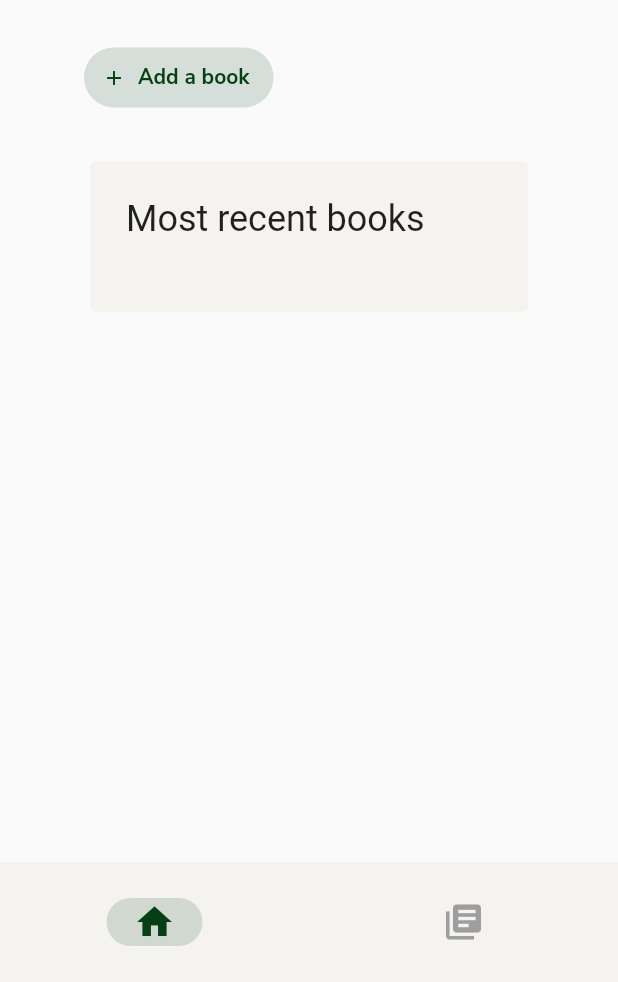
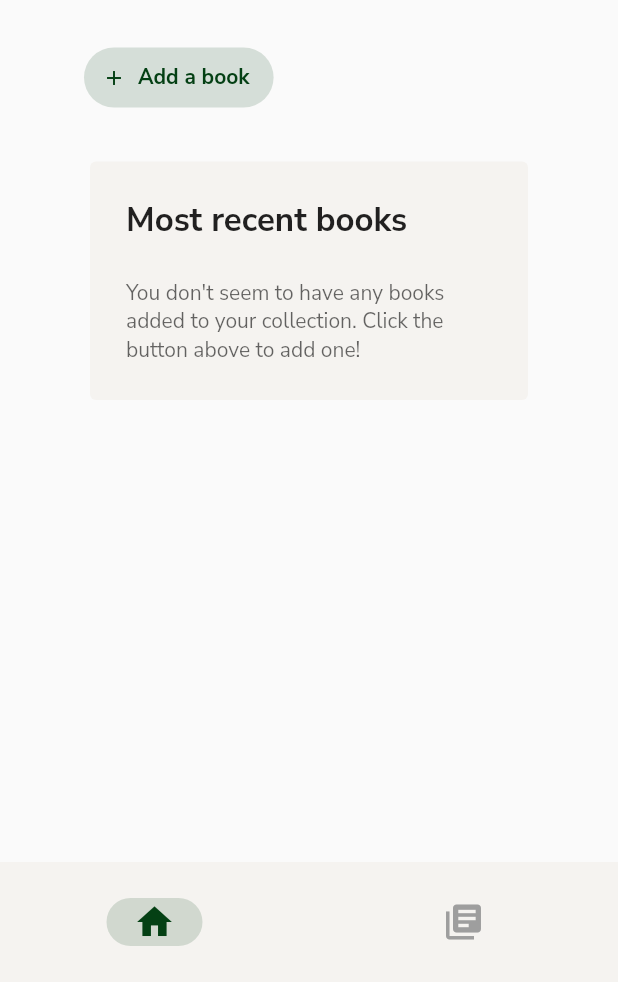
Before and after one commit to muzzarellimj/grace, a Flutter app: the screen it shows after launch, on a phone screen of 412 x 824 dp, the part 254-1236 px from its top. Run offline on Flutter 3.47's test engine with Material 2 defaults, Android fonts, the phone set to English and light mode, and no system bars; our stand-ins replace cloud_firestore, firebase_core, go_router, google_fonts; accounts and stored records are empty; generated files the repository leaves out were written again.

Commit message:
feat: insert instructional text widget when collection is empty

```diff
--- a/lib/widgets/collections/collection_overview.dart
+++ b/lib/widgets/collections/collection_overview.dart
@@ -1,5 +1,6 @@
 import 'package:cloud_firestore/cloud_firestore.dart';
 import 'package:flutter/material.dart';
+import 'package:google_fonts/google_fonts.dart';
 import 'package:grace/models/book.dart';
 import 'package:grace/services/queries/impl/recent_query_strategy.dart';
 import 'package:grace/services/queries/query_strategy.dart';
@@ -7,7 +8,7 @@ import 'package:grace/widgets/collections/resource.dart';
 
 const double basePadding = 24.0;
 const double breakpoint = 392.0;
-const backgroundColor = Color.fromRGBO(245, 243, 240, 1.0);
+const Color backgroundColor = Color.fromRGBO(245, 243, 240, 1.0);
 
 class CollectionSnapshot extends StatefulWidget {
   final String collection;
@@ -50,7 +51,10 @@ class _CollectionSnapshotState extends State<CollectionSnapshot> {
               padding: const EdgeInsets.only(bottom: basePadding),
               child: Text(
                 'Most recent books',
-                style: Theme.of(context).textTheme.headlineSmall,
+                style: GoogleFonts.nunitoSans(
+                  fontSize: 22.0,
+                  fontWeight: FontWeight.bold,
+                ),
               ),
             ),
             StreamBuilder(
@@ -61,9 +65,18 @@ class _CollectionSnapshotState extends State<CollectionSnapshot> {
                     const Center(child: Text('Error')),
                   AsyncSnapshot(hasData: false) =>
                     const Center(child: Text('Loading')),
-                  _ => GridView.count(
-                      crossAxisCount:
-                          MediaQuery.of(context).size.width ~/ breakpoint,
+                  _ => snapshot.data?.docs.length <= 0
+                      ? Text(
+                          'You don\'t seem to have any books added to your collection. Click the button above to add one!',
+                          style: GoogleFonts.nunitoSans(
+                            color: Colors.black.withOpacity(0.6),
+                          ),
+                        )
+                      : GridView.count(
+                          crossAxisCount: MediaQuery.of(context).size.width <=
+                                  breakpoint
+                              ? 1
+                              : MediaQuery.of(context).size.width ~/ breakpoint,
                           shrinkWrap: true,
                           mainAxisSpacing: basePadding / 2,
                           crossAxisSpacing: basePadding / 2,
@@ -71,8 +84,8 @@ class _CollectionSnapshotState extends State<CollectionSnapshot> {
                           children: List<Widget>.generate(
                             snapshot.data?.docs.length,
                             (index) {
-                          Book book =
-                              Book.fromJson(snapshot.data?.docs[index]?.data());
+                              Book book = Book.fromJson(
+                                  snapshot.data?.docs[index]?.data());
 
                               return Resource(book: book);
                             },
```
Lines whose indentation alone changed are shown as unchanged.
